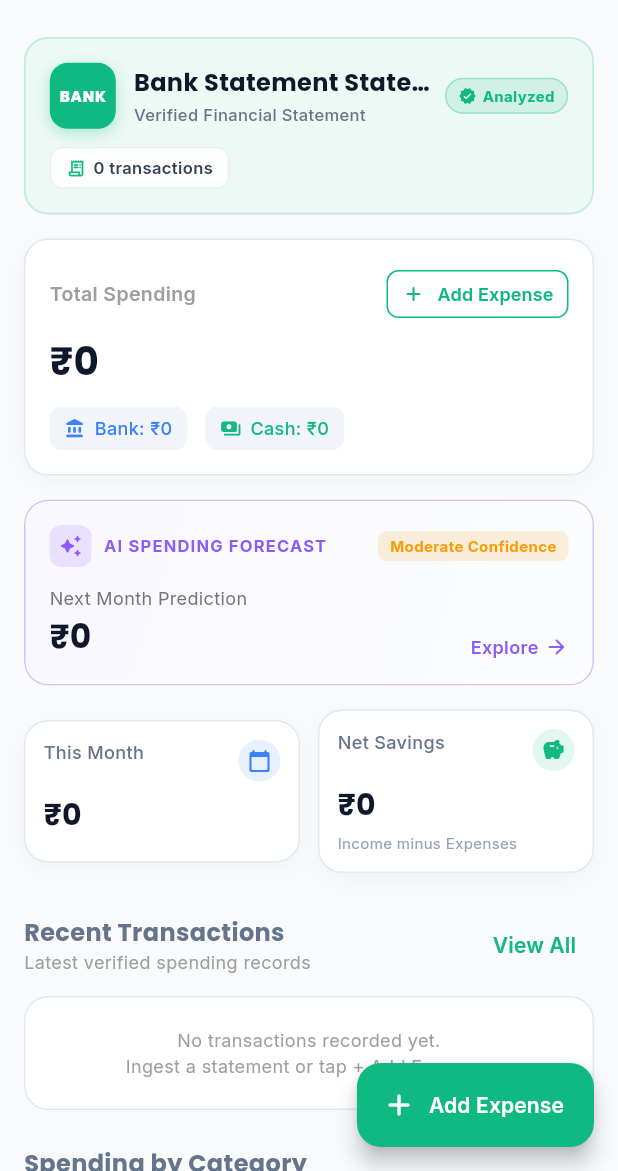
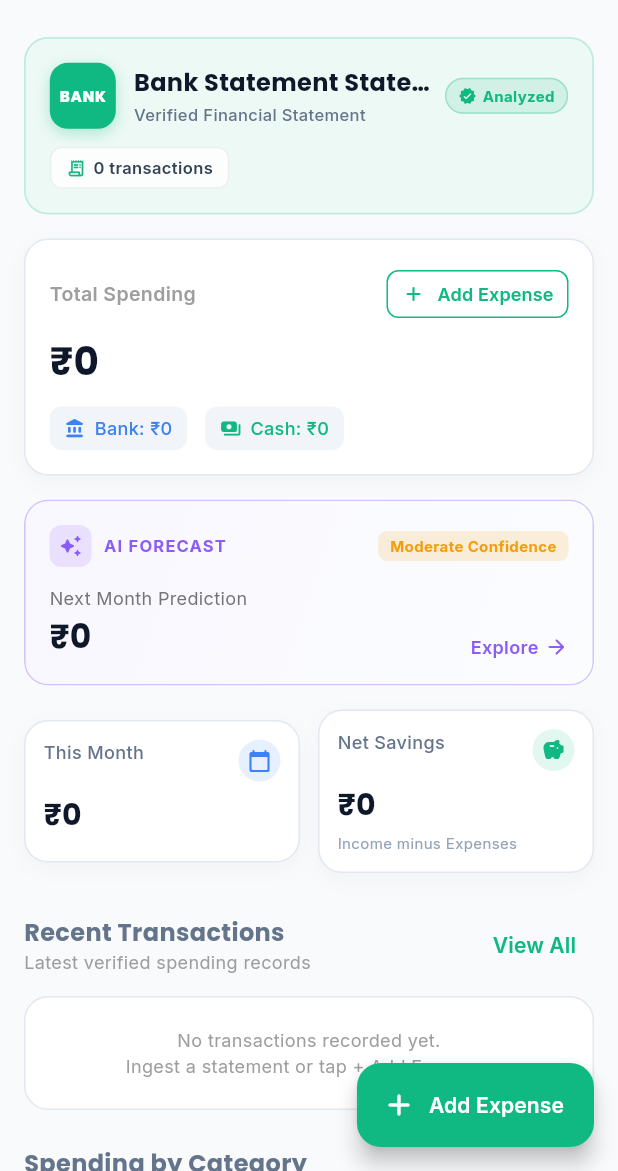
Before and after one commit to DarkWolfHunter007/expenseinsight, a Flutter app: the DashboardScreen screen opened directly, on a phone screen of 412 x 824 dp, the part 65-1236 px from its top. Run offline on Flutter 3.47's test engine with Material 3 defaults, Android fonts, the phone set to English and light mode, and no system bars; our stand-ins replace file_picker, fl_chart, google_fonts, shared_preferences; accounts and stored records are empty; network calls fail.

Commit message:
fix(mobile): resolve responsive regression

```diff
--- a/mobile/flutter_app/lib/screens/dashboard_screen.dart
+++ b/mobile/flutter_app/lib/screens/dashboard_screen.dart
@@ -330,9 +330,11 @@ class DashboardScreen extends StatelessWidget {
           Row(
             mainAxisAlignment: MainAxisAlignment.spaceBetween,
             children: [
-              Text(
+              Expanded(
+                child: Text(
                   'Total Spending',
                   style: GoogleFonts.inter(fontSize: 13, fontWeight: FontWeight.w600, color: Colors.grey[500]),
+                ),
               ),
               OutlinedButton.icon(
                 onPressed: () => AddEditCashExpenseDialog.show(context),
@@ -454,7 +456,8 @@ class DashboardScreen extends StatelessWidget {
               Row(
                 mainAxisAlignment: MainAxisAlignment.spaceBetween,
                 children: [
-                  Row(
+                  Expanded(
+                    child: Row(
                       children: [
                         Container(
                           padding: const EdgeInsets.all(6),
@@ -465,8 +468,10 @@ class DashboardScreen extends StatelessWidget {
                           child: const Icon(Icons.auto_awesome_rounded, size: 16, color: Color(0xFF8B5CF6)),
                         ),
                         const SizedBox(width: 8),
-                      Text(
-                        'AI SPENDING FORECAST',
+                        Flexible(
+                          child: Text(
+                            'AI FORECAST',
+                            overflow: TextOverflow.ellipsis,
                             style: GoogleFonts.inter(
                               fontSize: 11,
                               fontWeight: FontWeight.bold,
@@ -474,8 +479,11 @@ class DashboardScreen extends StatelessWidget {
                               color: const Color(0xFF8B5CF6),
                             ),
                           ),
+                        ),
                       ],
                     ),
+                  ),
+                  const SizedBox(width: 6),
                   Container(
                     padding: const EdgeInsets.symmetric(horizontal: 8, vertical: 3),
                     decoration: BoxDecoration(
@@ -556,7 +564,8 @@ class DashboardScreen extends StatelessWidget {
         Row(
           mainAxisAlignment: MainAxisAlignment.spaceBetween,
           children: [
-            Column(
+            Expanded(
+              child: Column(
                 crossAxisAlignment: CrossAxisAlignment.start,
                 children: [
                   Text(
@@ -568,6 +577,7 @@ class DashboardScreen extends StatelessWidget {
                     style: GoogleFonts.inter(fontSize: 12, color: Colors.grey),
                   ),
                 ],
+              ),
             ),
             TextButton(
               onPressed: () {
```
Also changed, not shown: 1 other file. Lines whose indentation alone changed are shown as unchanged.
